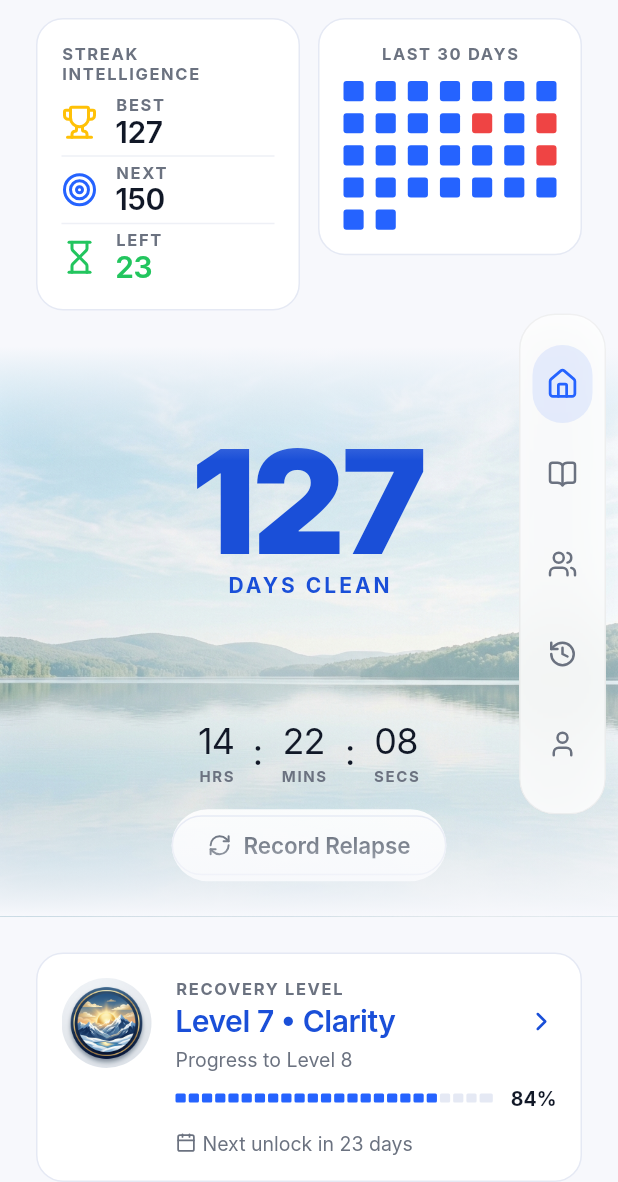
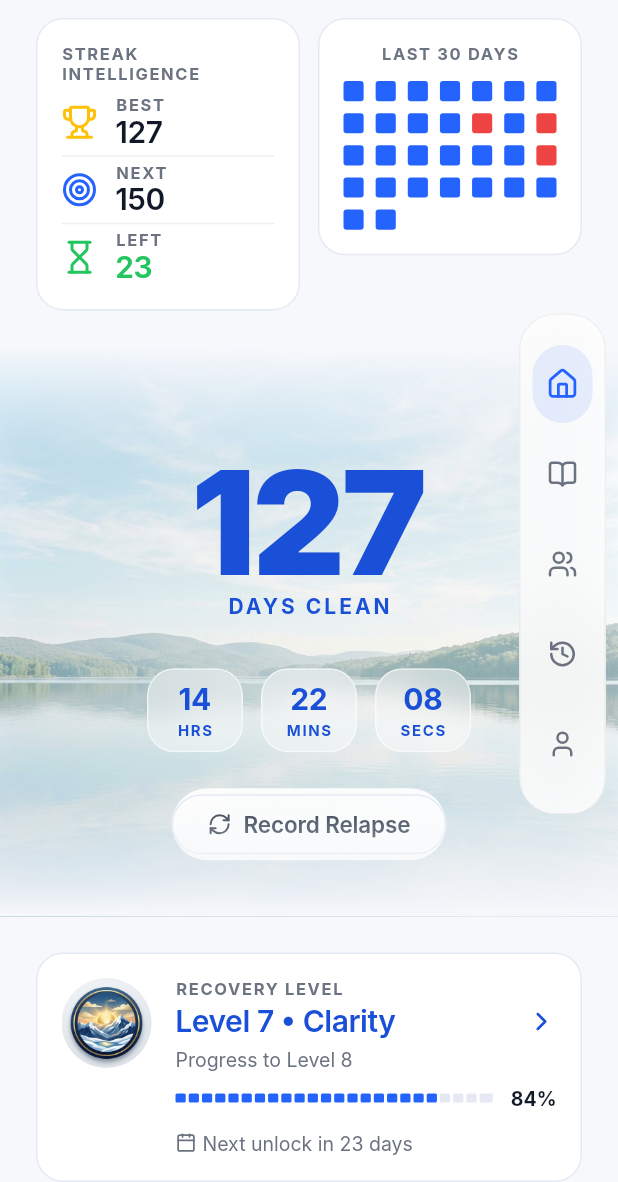
Before and after one commit to arham6212/unhooked, a Flutter app: the HomeScreenBody screen opened by its route, on a phone screen of 412 x 824 dp, the part 54-1236 px from its top. Run offline on Flutter 3.47's test engine with Material 3 defaults, Android fonts, the phone set to English and light mode, and no system bars; drawn by our look-alikes of flutter_animate; our stand-ins replace flutter_riverpod, go_router, google_sign_in, lucide_icons, supabase_flutter; accounts and stored records are empty; Roboto replaces fonts that are missing (Inter).

Commit message:
style(ui): redesign streak timer with premium glassmorphism pills
- Replaced plain text timer with frosted glass pills (BackdropFilter) for a much more premium feel against the nature background.
- Removed the separating colons to clean up the UI.
- Reduced the massive gap between the 'DAYS CLEAN' text and the timer so they feel like one cohesive visual unit.

```diff
--- a/lib/features/home/presentation/widgets/streak_display_section.dart
+++ b/lib/features/home/presentation/widgets/streak_display_section.dart
@@ -1,3 +1,4 @@
+import 'dart:ui';
 import 'package:flutter/material.dart';
 import 'package:lucide_icons/lucide_icons.dart';
 import '../../../../core/design_system/tokens/app_colors.dart';
@@ -53,24 +54,18 @@ class StreakDisplaySection extends StatelessWidget {
               fontSize: 14,
             ),
           ),
-          const SizedBox(height: 80),
+          const SizedBox(height: AppSpacing.xxl),
           Row(
             mainAxisAlignment: MainAxisAlignment.center,
             children: [
               _buildTimeBlock('14', 'HRS'),
-              const Padding(
-                padding: EdgeInsets.symmetric(horizontal: AppSpacing.md),
-                child: Text(':', style: TextStyle(fontSize: 24, color: AppColors.textPrimary)),
-              ),
+              const SizedBox(width: AppSpacing.md),
               _buildTimeBlock('22', 'MINS'),
-              const Padding(
-                padding: EdgeInsets.symmetric(horizontal: AppSpacing.md),
-                child: Text(':', style: TextStyle(fontSize: 24, color: AppColors.textPrimary)),
-              ),
+              const SizedBox(width: AppSpacing.md),
               _buildTimeBlock('08', 'SECS'),
             ],
           ),
-          const SizedBox(height: AppSpacing.lg),
+          const SizedBox(height: AppSpacing.xl),
           Container(
             decoration: BoxDecoration(
               color: AppColors.surface.withValues(alpha: 0.9),
@@ -96,12 +91,39 @@ class StreakDisplaySection extends StatelessWidget {
   }
 
   Widget _buildTimeBlock(String value, String label) {
-    return Column(
-      children: [
-        Text(value, style: AppTypography.heading2.copyWith(fontWeight: FontWeight.w400)),
-        const SizedBox(height: AppSpacing.xs),
-        Text(label, style: AppTypography.label.copyWith(fontSize: 10)),
-      ],
+    return ClipRRect(
+      borderRadius: AppRadius.large,
+      child: BackdropFilter(
+        filter: ImageFilter.blur(sigmaX: 8, sigmaY: 8),
+        child: Container(
+          width: 64,
+          padding: const EdgeInsets.symmetric(vertical: AppSpacing.sm),
+          decoration: BoxDecoration(
+            color: Colors.white.withValues(alpha: 0.4),
+            border: Border.all(color: Colors.white.withValues(alpha: 0.6)),
+            borderRadius: AppRadius.large,
+          ),
+          child: Column(
+            children: [
+              Text(
+                value,
+                style: AppTypography.heading3.copyWith(
+                  fontWeight: FontWeight.w700,
+                  color: AppColors.primaryDark,
+                ),
+              ),
+              const SizedBox(height: 2),
+              Text(
+                label,
+                style: AppTypography.label.copyWith(
+                  fontSize: 10,
+                  color: AppColors.primaryDark,
+                ),
+              ),
+            ],
+          ),
+        ),
+      ),
     );
   }
 }
```
